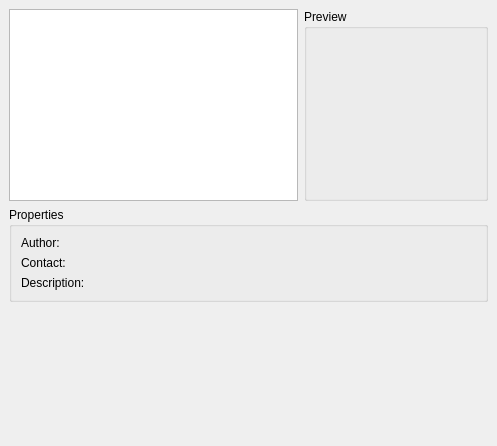
The window that kmahjonggbackgroundselector.ui (KDE/libkmahjongg) describes before a commit, drawn with Qt 5.
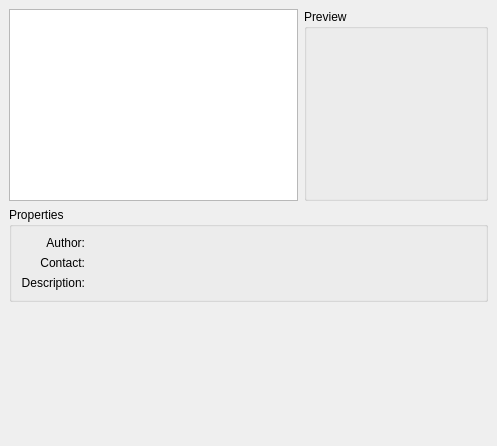
The same window after the commit.

Commit message: Right-align for labels, trying to follow the tips on the usability team blog. Still some work to do.

The edit to the form file:
```diff
--- a/kmahjonggbackgroundselector.ui
+++ b/kmahjonggbackgroundselector.ui
@@ -103,6 +103,9 @@
           <property name="text" >
            <string>Author:</string>
           </property>
+          <property name="alignment" >
+           <set>Qt::AlignRight|Qt::AlignTrailing|Qt::AlignVCenter</set>
+          </property>
          </widget>
         </item>
         <item>
@@ -110,6 +113,9 @@
           <property name="text" >
            <string>Contact:</string>
           </property>
+          <property name="alignment" >
+           <set>Qt::AlignRight|Qt::AlignTrailing|Qt::AlignVCenter</set>
+          </property>
          </widget>
         </item>
         <item>
@@ -117,6 +123,9 @@
           <property name="text" >
            <string>Description:</string>
           </property>
+          <property name="alignment" >
+           <set>Qt::AlignRight|Qt::AlignTrailing|Qt::AlignVCenter</set>
+          </property>
          </widget>
         </item>
        </layout>
```
The commit also changes 1 other file.
